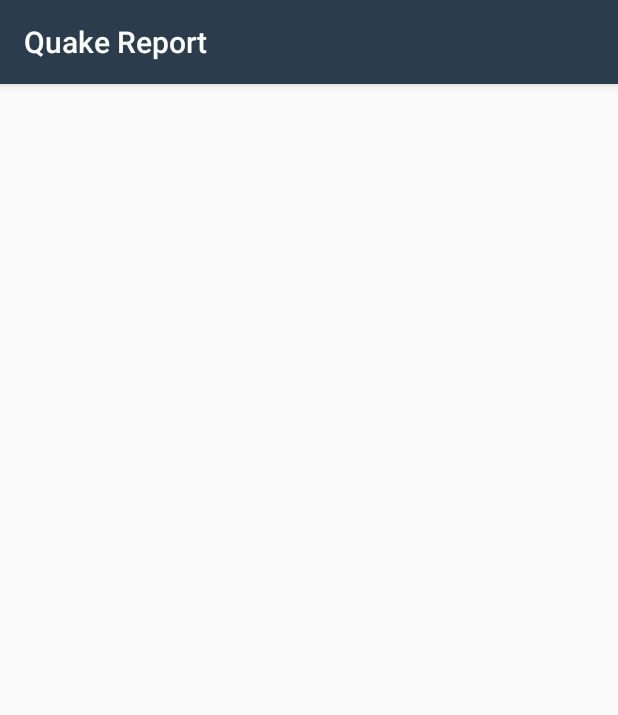
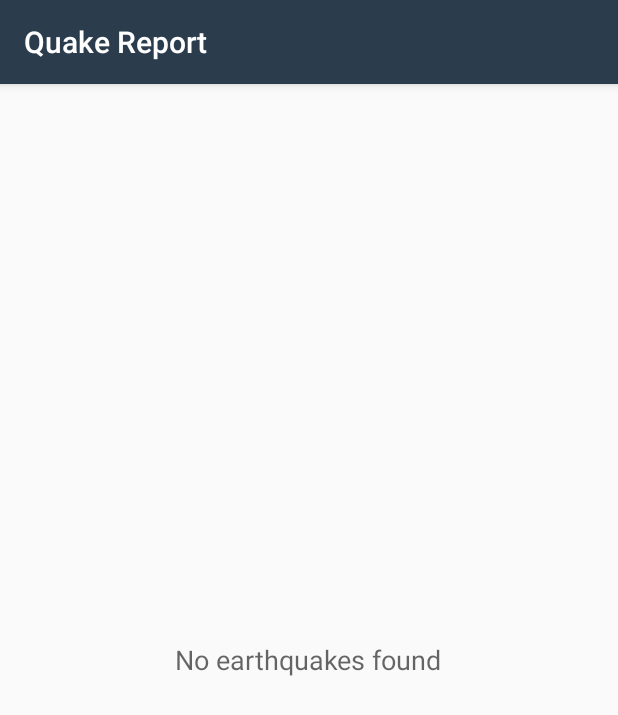
Before and after one commit to jozseflehocz/ud843-QuakeReport, an Android app: the screen it shows after launch (EarthquakeActivity), on a phone screen of 412 x 824 dp. Shown: the top 715 px of the screen. Run offline under Robolectric (Android 15) with nearby library versions, the phone set to English and light mode, and no system bars.

Commit message:
+ No earthquakes found

```diff
--- a/app/src/main/java/com/example/android/quakereport/EarthquakeActivity.java
+++ b/app/src/main/java/com/example/android/quakereport/EarthquakeActivity.java
@@ -26,6 +26,7 @@ import android.util.Log;
 import android.view.View;
 import android.widget.AdapterView;
 import android.widget.ListView;
+import android.widget.TextView;
 
 import java.util.ArrayList;
 import java.util.List;
@@ -51,15 +52,20 @@ public class EarthquakeActivity extends AppCompatActivity implements LoaderManag
      */
     private EarthquakeAdapter mAdapter;
 
+    /** TextView that is displayed when the list is empty */
+    private TextView mEmptyStateTextView;
+
     @Override
     protected void onCreate(Bundle savedInstanceState) {
-
 
         super.onCreate(savedInstanceState);
         setContentView(R.layout.earthquake_activity);
 
         // Find a reference to the {@link ListView} in the layout
         ListView earthquakeListView = (ListView) findViewById(R.id.list);
+
+        mEmptyStateTextView=(TextView) findViewById(R.id.empty_view);
+        earthquakeListView.setEmptyView(mEmptyStateTextView);
 
         // Create a new adapter that takes an empty list of earthquakes as input
         mAdapter = new EarthquakeAdapter(this, new ArrayList<Earthquake>());
@@ -109,6 +115,10 @@ public class EarthquakeActivity extends AppCompatActivity implements LoaderManag
 
     @Override
     public void onLoadFinished(Loader<List<Earthquake>> loader, List<Earthquake> earthquakes) {
+
+        // Set empty state text to display "No earthquakes found."
+        mEmptyStateTextView.setText(R.string.no_earthquakes);
+
         // Clear the adapter of previous earthquake data
         Log.v("onLoadFinished loader", "mAdapter.clear();");
         mAdapter.clear();
@@ -118,6 +128,7 @@ public class EarthquakeActivity extends AppCompatActivity implements LoaderManag
         if (earthquakes != null && !earthquakes.isEmpty()) {
             mAdapter.addAll(earthquakes);
         }
+
     }
 
     @Override
--- a/app/src/main/res/layout/earthquake_activity.xml
+++ b/app/src/main/res/layout/earthquake_activity.xml
@@ -1,23 +1,22 @@
-<?xml version="1.0" encoding="utf-8"?>
-<!-- Copyright (C) 2016 The Android Open Source Project
+<RelativeLayout
+    xmlns:android="http://schemas.android.com/apk/res/android"
+    android:layout_width="match_parent"
+    android:layout_height="match_parent">
 
-     Licensed under the Apache License, Version 2.0 (the "License");
-     you may not use this file except in compliance with the License.
-     You may obtain a copy of the License at
+    <ListView
+        android:id="@+id/list"
+        android:orientation="vertical"
+        android:layout_width="match_parent"
+        android:layout_height="match_parent"
+        android:divider="@null"
+        android:dividerHeight="0dp"/>
 
-          http://www.apache.org/licenses/LICENSE-2.0
+    <!-- Empty view is only visible when the list has no items. -->
+    <TextView
+        android:id="@+id/empty_view"
+        android:layout_width="wrap_content"
+        android:layout_height="wrap_content"
+        android:layout_centerInParent="true"
+        android:textAppearance="?android:textAppearanceMedium"/>
 
-     Unless required by applicable law or agreed to in writing, software
-     distributed under the License is distributed on an "AS IS" BASIS,
-     WITHOUT WARRANTIES OR CONDITIONS OF ANY KIND, either express or implied.
-     See the License for the specific language governing permissions and
-     limitations under the License.
--->
-<!-- Layout for a list of earthquakes -->
-<ListView xmlns:android="http://schemas.android.com/apk/res/android"
-    android:id="@+id/list"
-    android:orientation="vertical"
-    android:layout_width="match_parent"
-    android:layout_height="match_parent"
-    android:divider="@null"
-    android:dividerHeight="0dp"/>
+</RelativeLayout>
--- a/app/src/main/res/values/strings.xml
+++ b/app/src/main/res/values/strings.xml
@@ -15,4 +15,5 @@
 -->
 <resources>
     <string name="app_name">Quake Report</string>
+    <string name="no_earthquakes">No earthquakes found</string>
 </resources>
```
